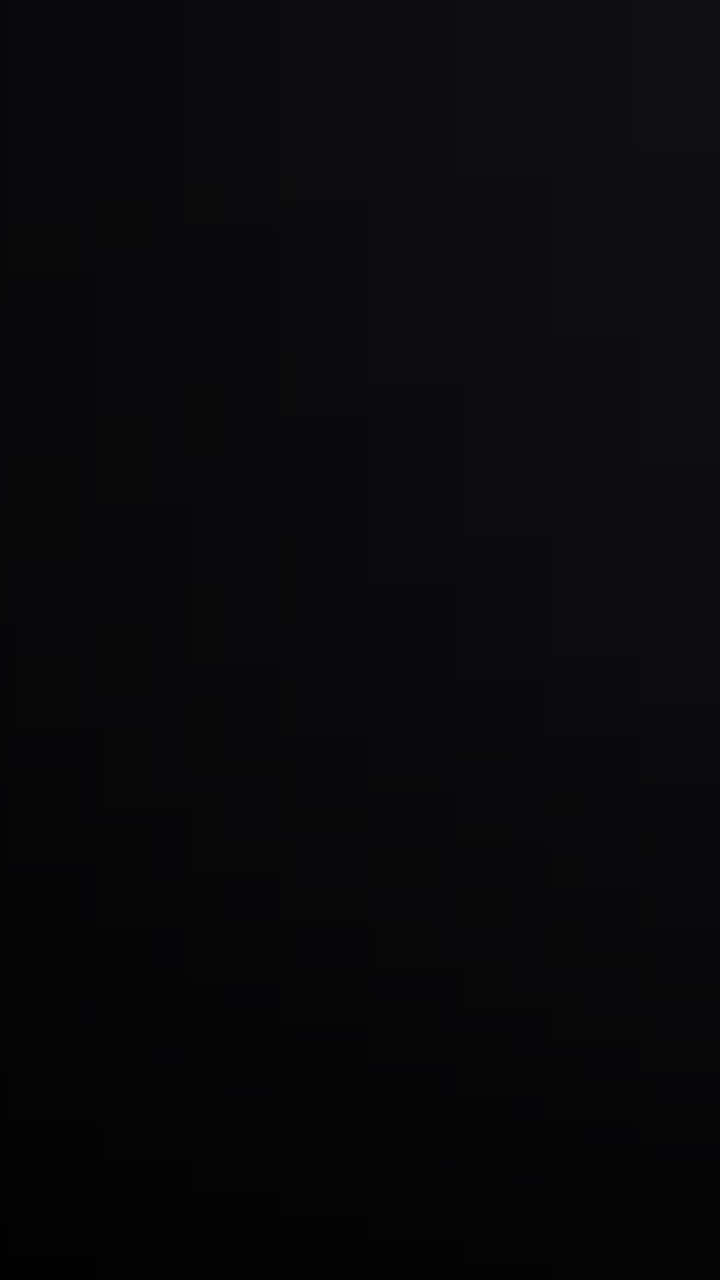
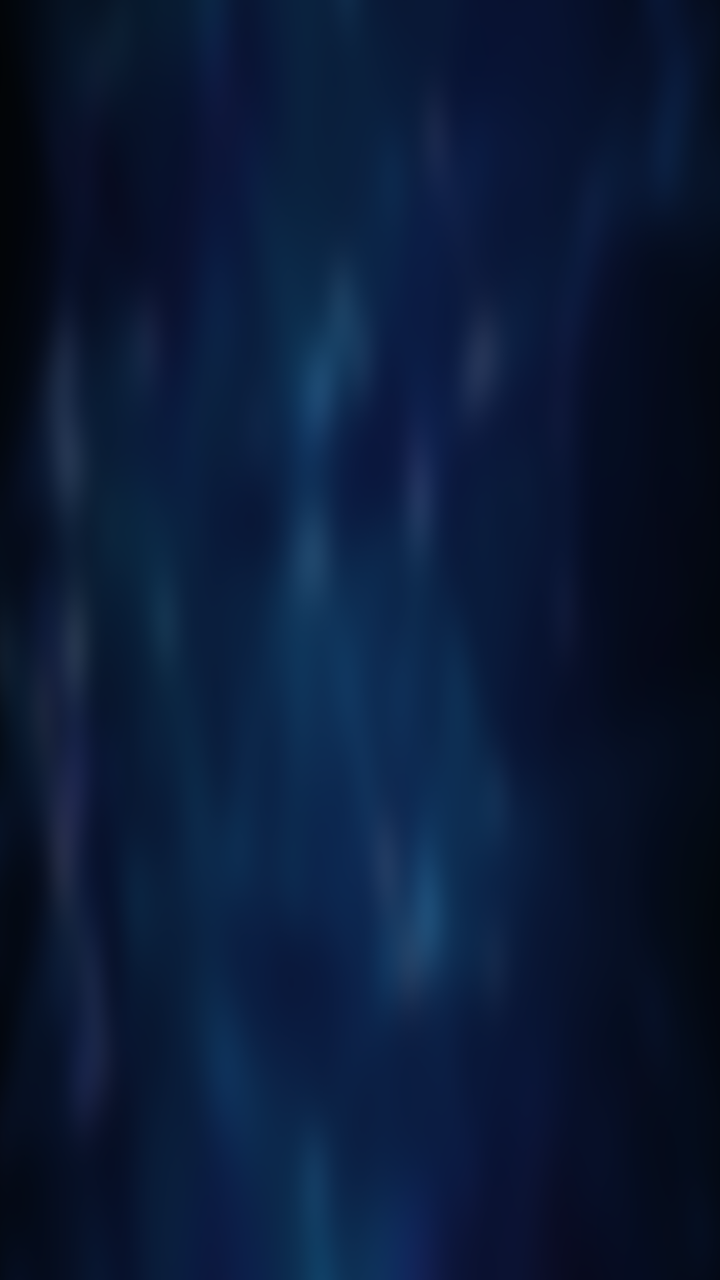

Before-and-after screenshots of an Android layout around one commit, followed by the original layout XML and the change that was made.
<!-- AndroidManifest.xml: application theme AppTheme.NoActionBar -->
<!-- res/layout/fragment_home.xml -->
<?xml version="1.0" encoding="utf-8"?>
<FrameLayout xmlns:android="http://schemas.android.com/apk/res/android"
    xmlns:app="http://schemas.android.com/apk/res-auto"
    xmlns:tools="http://schemas.android.com/tools"
    android:layout_width="match_parent"
    android:layout_height="match_parent"
    android:background="@color/color_home_base"
    android:clipChildren="false"
    android:clipToPadding="false"
    tools:ignore="MissingDefaultResource">

    
    <ImageView
        android:id="@+id/ivHeroBackdrop"
        android:layout_width="match_parent"
        android:layout_height="match_parent"
        android:alpha="0"
        android:scaleType="centerCrop" />

    <ImageView
        android:id="@+id/ivHeroBackdropAlt"
        android:layout_width="match_parent"
        android:layout_height="match_parent"
        android:alpha="0"
        android:scaleType="centerCrop" />

    <View
        android:layout_width="match_parent"
        android:layout_height="match_parent"
        android:background="@drawable/shape_home_scrim_hero" />

    
    <LinearLayout
        android:layout_width="match_parent"
        android:layout_height="wrap_content"
        android:layout_gravity="bottom"
        android:clipChildren="false"
        android:clipToPadding="false"
        android:orientation="vertical"
        android:paddingLeft="@dimen/vs_50"
        android:paddingRight="@dimen/vs_50"
        android:paddingBottom="@dimen/vs_24">

        <TextView
            android:id="@+id/tvHeroTitle"
            android:layout_width="match_parent"
            android:layout_height="wrap_content"
            android:ellipsize="marquee"
            android:focusable="false"
            android:focusableInTouchMode="false"
            android:marqueeRepeatLimit="marquee_forever"
            android:singleLine="true"
            android:textColor="@color/color_FFFFFF"
            android:textSize="@dimen/ts_40"
            android:textStyle="bold" />

        <LinearLayout
            android:layout_width="wrap_content"
            android:layout_height="wrap_content"
            android:layout_marginTop="@dimen/vs_8"
            android:gravity="center_vertical"
            android:orientation="horizontal">

            <TextView
                android:id="@+id/tvHeroNote"
                android:layout_width="wrap_content"
                android:layout_height="wrap_content"
                android:background="@drawable/shape_hero_note"
                android:focusable="false"
                android:gravity="center"
                android:paddingLeft="@dimen/vs_10"
                android:paddingTop="@dimen/vs_2"
                android:paddingRight="@dimen/vs_10"
                android:paddingBottom="@dimen/vs_2"
                android:singleLine="true"
                android:textColor="@android:color/white"
                android:textSize="@dimen/ts_22"
                android:textStyle="bold"
                android:visibility="gone" />

            <TextView
                android:id="@+id/tvHeroMeta"
                android:layout_width="wrap_content"
                android:layout_height="wrap_content"
                android:layout_marginLeft="@dimen/vs_10"
                android:ellipsize="end"
                android:focusable="false"
                android:singleLine="true"
                android:textColor="@color/color_CCFFFFFF"
                android:textSize="@dimen/ts_22" />
        </LinearLayout>

        <TextView
            android:id="@+id/tvHeroDesc"
            android:layout_width="match_parent"
            android:layout_height="wrap_content"
            android:layout_marginTop="@dimen/vs_6"
            android:ellipsize="end"
            android:focusable="false"
            android:singleLine="true"
            android:textColor="@color/color_BBFFFFFF"
            android:textSize="@dimen/ts_20"
            android:visibility="gone" />

        
        <LinearLayout
            android:layout_width="match_parent"
            android:layout_height="wrap_content"
            android:layout_marginTop="@dimen/vs_12"
            android:gravity="center_vertical"
            android:orientation="horizontal">

            <TextView
                android:id="@+id/tvHomeTitle"
                android:layout_width="wrap_content"
                android:layout_height="wrap_content"
                android:focusable="false"
                android:focusableInTouchMode="false"
                android:text="豆瓣推荐"
                android:textColor="@color/color_FFFFFF"
                android:textSize="@dimen/ts_26"
                android:textStyle="bold" />

            <TextView
                android:id="@+id/tvHomeSub"
                android:layout_width="0dp"
                android:layout_height="wrap_content"
                android:layout_marginLeft="@dimen/vs_12"
                android:layout_weight="1"
                android:ellipsize="end"
                android:focusable="false"
                android:focusableInTouchMode="false"
                android:singleLine="true"
                android:text="正在获取…"
                android:textColor="@color/color_BBFFFFFF"
                android:textSize="@dimen/ts_20" />
        </LinearLayout>

        <LinearLayout
            android:layout_width="match_parent"
            android:layout_height="wrap_content"
            android:layout_marginTop="@dimen/vs_6"
            android:clipChildren="false"
            android:clipToPadding="false"
            android:orientation="vertical">

            <com.github.tvbox.osc.ui.tv.widget.HomeCardRecyclerView
                android:id="@+id/tvHotList"
                android:layout_width="match_parent"
                android:layout_height="@dimen/vs_230"
                android:clipChildren="false"
                android:clipToPadding="false"
                android:paddingTop="@dimen/vs_8"
                android:paddingBottom="@dimen/vs_8"
                app:tv_horizontalSpacingWithMargins="@dimen/vs_16"
                app:tv_selectedItemIsCentered="true"
                app:tv_verticalSpacingWithMargins="@dimen/vs_16" />
        </LinearLayout>
    </LinearLayout>

    
    <LinearLayout
        android:id="@+id/tvUserHome"
        android:layout_width="match_parent"
        android:layout_height="wrap_content"
        android:focusable="false"
        android:focusableInTouchMode="false"
        android:orientation="horizontal"
        android:paddingLeft="@dimen/vs_20"
        android:paddingRight="@dimen/vs_15"
        android:visibility="gone">

        <LinearLayout
            android:id="@+id/tvHistory"
            android:layout_width="0dp"
            android:layout_height="@dimen/vs_60"
            android:layout_gravity="center"
            android:layout_margin="@dimen/vs_5"
            android:layout_weight="1"
            android:background="@drawable/selector_user_focus"
            android:focusable="true"
            android:orientation="horizontal"
            android:padding="@dimen/vs_6">

            <ImageView
                android:layout_width="@dimen/vs_50"
                android:layout_height="@dimen/vs_50"
                android:layout_gravity="center"
                android:alpha="0.75"
                android:src="@drawable/icon_history" />

            <TextView
                android:layout_width="wrap_content"
                android:layout_height="wrap_content"
                android:layout_gravity="center"
                android:layout_marginLeft="@dimen/vs_10"
                android:focusable="false"
                android:focusableInTouchMode="false"
                android:gravity="center"
                android:text="历史"
                android:textAlignment="gravity"
                android:textColor="@color/color_CCFFFFFF"
                android:textSize="@dimen/ts_40" />
        </LinearLayout>

        <LinearLayout
            android:id="@+id/tvSearch"
            android:layout_width="0dp"
            android:layout_height="@dimen/vs_60"
            android:layout_gravity="center"
            android:layout_margin="@dimen/vs_5"
            android:layout_weight="1"
            android:background="@drawable/selector_user_focus"
            android:clipChildren="false"
            android:clipToPadding="false"
            android:focusable="true"
            android:orientation="horizontal"
            android:padding="@dimen/vs_6">

            <ImageView
                android:layout_width="@dimen/vs_50"
                android:layout_height="@dimen/vs_50"
                android:layout_gravity="center"
                android:alpha="0.75"
                android:src="@drawable/icon_search" />

            <TextView
                android:layout_width="wrap_content"
                android:layout_height="wrap_content"
                android:layout_gravity="center"
                android:layout_marginLeft="@dimen/vs_10"
                android:focusable="false"
                android:focusableInTouchMode="false"
                android:gravity="center"
                android:text="搜索"
                android:textAlignment="gravity"
                android:textColor="@color/color_CCFFFFFF"
                android:textSize="@dimen/ts_40" />
        </LinearLayout>

        <LinearLayout
            android:id="@+id/tvFavorite"
            android:layout_width="0dp"
            android:layout_height="@dimen/vs_60"
            android:layout_gravity="center"
            android:layout_margin="@dimen/vs_5"
            android:layout_weight="1"
            android:background="@drawable/selector_user_focus"
            android:clipChildren="false"
            android:clipToPadding="false"
            android:focusable="true"
            android:orientation="horizontal"
            android:padding="@dimen/vs_6">

            <ImageView
                android:layout_width="@dimen/vs_50"
                android:layout_height="@dimen/vs_50"
                android:layout_gravity="center"
                android:alpha="0.75"
                android:src="@drawable/icon_collect" />

            <TextView
                android:layout_width="wrap_content"
                android:layout_height="wrap_content"
                android:layout_gravity="center"
                android:layout_marginLeft="@dimen/vs_10"
                android:focusable="false"
                android:focusableInTouchMode="false"
                android:gravity="center"
                android:text="收藏"
                android:textAlignment="gravity"
                android:textColor="@color/color_CCFFFFFF"
                android:textSize="@dimen/ts_40" />
        </LinearLayout>

        <LinearLayout
            android:id="@+id/tvLive"
            android:layout_width="0dp"
            android:layout_height="@dimen/vs_60"
            android:layout_gravity="center"
            android:layout_margin="@dimen/vs_5"
            android:layout_weight="1"
            android:background="@drawable/selector_user_focus"
            android:clipChildren="false"
            android:clipToPadding="false"
            android:focusable="true"
            android:orientation="horizontal"
            android:padding="@dimen/vs_6">

            <ImageView
                android:layout_width="@dimen/vs_50"
                android:layout_height="@dimen/vs_50"
                android:layout_gravity="center"
                android:alpha="0.75"
                android:src="@drawable/icon_live" />

            <TextView
                android:layout_width="wrap_content"
                android:layout_height="wrap_content"
                android:layout_gravity="center"
                android:layout_marginLeft="@dimen/vs_10"
                android:focusable="false"
                android:focusableInTouchMode="false"
                android:gravity="center"
                android:text="直播"
                android:textAlignment="gravity"
                android:textColor="@color/color_CCFFFFFF"
                android:textSize="@dimen/ts_40" />
        </LinearLayout>

        <LinearLayout
            android:id="@+id/shareLayout"
            android:layout_width="0dp"
            android:layout_height="@dimen/vs_60"
            android:layout_gravity="center"
            android:layout_margin="@dimen/vs_5"
            android:layout_weight="1"
            android:background="@drawable/selector_user_focus"
            android:clipChildren="false"
            android:clipToPadding="false"
            android:focusable="true"
            android:orientation="horizontal"
            android:paddingBottom="@dimen/vs_6">

            <ImageView
                android:layout_width="@dimen/vs_50"
                android:layout_height="@dimen/vs_50"
                android:layout_gravity="center"
                android:alpha="0.75"
                android:src="@drawable/icon_push" />

            <TextView
                android:layout_width="wrap_content"
                android:layout_height="wrap_content"
                android:layout_gravity="center"
                android:layout_marginLeft="@dimen/vs_10"
                android:focusable="false"
                android:focusableInTouchMode="false"
                android:gravity="center"
                android:text="分享"
                android:textAlignment="gravity"
                android:textColor="@color/color_CCFFFFFF"
                android:textSize="@dimen/ts_40" />
        </LinearLayout>

        <LinearLayout
            android:id="@+id/tvSetting"
            android:layout_width="0dp"
            android:layout_height="@dimen/vs_60"
            android:layout_gravity="center"
            android:layout_margin="@dimen/vs_5"
            android:layout_weight="1"
            android:background="@drawable/selector_user_focus"
            android:clipChildren="false"
            android:clipToPadding="false"
            android:focusable="true"
            android:orientation="horizontal"
            android:padding="@dimen/vs_6">

            <ImageView
                android:layout_width="@dimen/vs_50"
                android:layout_height="@dimen/vs_50"
                android:layout_gravity="center"
                android:alpha="0.75"
                android:src="@drawable/icon_setting" />

            <TextView
                android:layout_width="wrap_content"
                android:layout_height="wrap_content"
                android:layout_gravity="center"
                android:layout_marginLeft="@dimen/vs_10"
                android:focusable="false"
                android:focusableInTouchMode="false"
                android:gravity="center"
                android:text="设置"
                android:textAlignment="gravity"
                android:textColor="@color/color_CCFFFFFF"
                android:textSize="@dimen/ts_40" />
        </LinearLayout>
    </LinearLayout>

</FrameLayout>
<!-- resources referenced by this layout -->
<resources>
  <color name="color_BBFFFFFF">#bbffffff</color>
  <color name="color_CCFFFFFF">#BBFFFFFF</color>
  <color name="color_FFFFFF">#ffffffff</color>
  <color name="color_home_base">#FF101014</color>
  <dimen name="ts_20">20mm</dimen>
  <dimen name="ts_22">22mm</dimen>
  <dimen name="ts_26">26mm</dimen>
  <dimen name="ts_40">40mm</dimen>
  <dimen name="vs_10">10mm</dimen>
  <dimen name="vs_12">12mm</dimen>
  <dimen name="vs_15">15mm</dimen>
  <dimen name="vs_16">16mm</dimen>
  <dimen name="vs_2">2mm</dimen>
  <dimen name="vs_20">20mm</dimen>
  <dimen name="vs_230">230mm</dimen>
  <dimen name="vs_24">24mm</dimen>
  <dimen name="vs_5">5mm</dimen>
  <dimen name="vs_50">50mm</dimen>
  <dimen name="vs_6">6mm</dimen>
  <dimen name="vs_60">60mm</dimen>
  <dimen name="vs_8">8mm</dimen>
  <!-- drawable selector_user_focus (drawable) -->
  <?xml version="1.0" encoding="utf-8"?>
  <selector xmlns:android="http://schemas.android.com/apk/res/android">
      <item android:drawable="@drawable/shape_button_pressed" android:state_focused="true"></item>
      <item android:drawable="@drawable/shape_button_pressed" android:state_pressed="true"></item>
      <item android:drawable="@drawable/shape_button_pressed" android:state_selected="true"></item>
      <item android:drawable="@drawable/shape_button_front"></item>
  </selector>
  <!-- drawable shape_hero_note (drawable) -->
  <?xml version="1.0" encoding="utf-8"?>
  <shape xmlns:android="http://schemas.android.com/apk/res/android">
      <corners android:radius="@dimen/radius_5" />
      <solid android:color="@color/color_FF5F00" />
  </shape>
  <!-- drawable shape_home_scrim_hero (drawable) -->
  <?xml version="1.0" encoding="utf-8"?>
  <layer-list xmlns:android="http://schemas.android.com/apk/res/android">
      
      <item>
          <shape>
              <gradient
                  android:angle="0"
                  android:endColor="@android:color/transparent"
                  android:startColor="#80000000" />
          </shape>
      </item>
      
      <item>
          <shape>
              <gradient
                  android:angle="270"
                  android:centerColor="#40000000"
                  android:endColor="#CC000000"
                  android:startColor="@android:color/transparent" />
          </shape>
      </item>
  </layer-list>
  <style name="AppTheme.NoActionBar">
          <item name="android:windowActionBar">false</item>
          <item name="android:windowNoTitle">true</item>
          <item name="windowActionBar">false</item>
          <item name="android:windowFullscreen">true</item>//全屏即无通知栏
          <item name="android:windowContentOverlay">@null</item>//是否有遮盖
          <item name="windowNoTitle">true</item>
          <item name="android:keepScreenOn">true</item>
          
          <item name="android:windowBackground">@drawable/app_bg</item>
      </style>
  <!-- drawable shape_button_pressed (drawable) -->
  <?xml version="1.0" encoding="utf-8"?>
  <shape xmlns:android="http://schemas.android.com/apk/res/android">
      <corners android:radius="8mm" />
      <solid android:color="@color/color_0CADE2" />
      <stroke
          android:width="1mm"
          android:color="@color/color_0CADE2" />
  </shape>
  <!-- drawable shape_button_front (drawable) -->
  <?xml version="1.0" encoding="utf-8"?>
  <shape xmlns:android="http://schemas.android.com/apk/res/android">
      <corners android:radius="8mm" />
      <solid android:color="@color/color_6C3D3D3D" />
      <stroke
          android:width="2mm"
          android:color="@color/color_6C3D3D3D" />
  </shape>
  <dimen name="radius_5">5mm</dimen>
  <color name="color_FF5F00">#FF5F00</color>
  <color name="color_0CADE2">#990CADE2</color>
  <color name="color_6C3D3D3D">#6c3d3d3d</color>
  <!-- unchanged entries left out for length: 7 -->
</resources>

<!-- the commit's change to res/layout/fragment_home.xml (unified diff, before → after) -->
@@ -4,30 +4,9 @@
     xmlns:tools="http://schemas.android.com/tools"
     android:layout_width="match_parent"
     android:layout_height="match_parent"
-    android:background="@color/color_home_base"
     android:clipChildren="false"
     android:clipToPadding="false"
     tools:ignore="MissingDefaultResource">
-
-    
-    <ImageView
-        android:id="@+id/ivHeroBackdrop"
-        android:layout_width="match_parent"
-        android:layout_height="match_parent"
-        android:alpha="0"
-        android:scaleType="centerCrop" />
-
-    <ImageView
-        android:id="@+id/ivHeroBackdropAlt"
-        android:layout_width="match_parent"
-        android:layout_height="match_parent"
-        android:alpha="0"
-        android:scaleType="centerCrop" />
-
-    <View
-        android:layout_width="match_parent"
-        android:layout_height="match_parent"
-        android:background="@drawable/shape_home_scrim_hero" />
 
     
     <LinearLayout
<!-- resource entries referenced after the edit -->
@@ -3,7 +3,6 @@
   <color name="color_BBFFFFFF">#bbffffff</color>
   <color name="color_CCFFFFFF">#BBFFFFFF</color>
   <color name="color_FFFFFF">#ffffffff</color>
-  <color name="color_home_base">#FF101014</color>
   <dimen name="ts_20">20mm</dimen>
   <dimen name="ts_22">22mm</dimen>
   <dimen name="ts_26">26mm</dimen>
@@ -35,29 +34,6 @@
       <corners android:radius="@dimen/radius_5" />
       <solid android:color="@color/color_FF5F00" />
   </shape>
-  <!-- drawable shape_home_scrim_hero (drawable) -->
-  <?xml version="1.0" encoding="utf-8"?>
-  <layer-list xmlns:android="http://schemas.android.com/apk/res/android">
-      
-      <item>
-          <shape>
-              <gradient
-                  android:angle="0"
-                  android:endColor="@android:color/transparent"
-                  android:startColor="#80000000" />
-          </shape>
-      </item>
-      
-      <item>
-          <shape>
-              <gradient
-                  android:angle="270"
-                  android:centerColor="#40000000"
-                  android:endColor="#CC000000"
-                  android:startColor="@android:color/transparent" />
-          </shape>
-      </item>
-  </layer-list>
   <style name="AppTheme.NoActionBar">
           <item name="android:windowActionBar">false</item>
           <item name="android:windowNoTitle">true</item>
